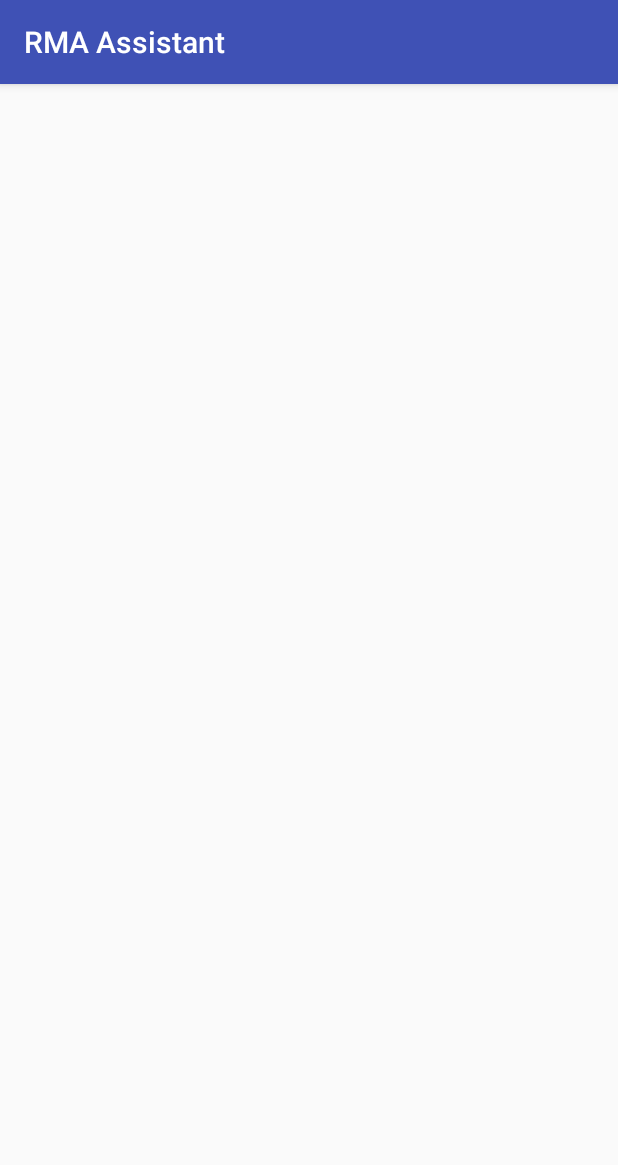
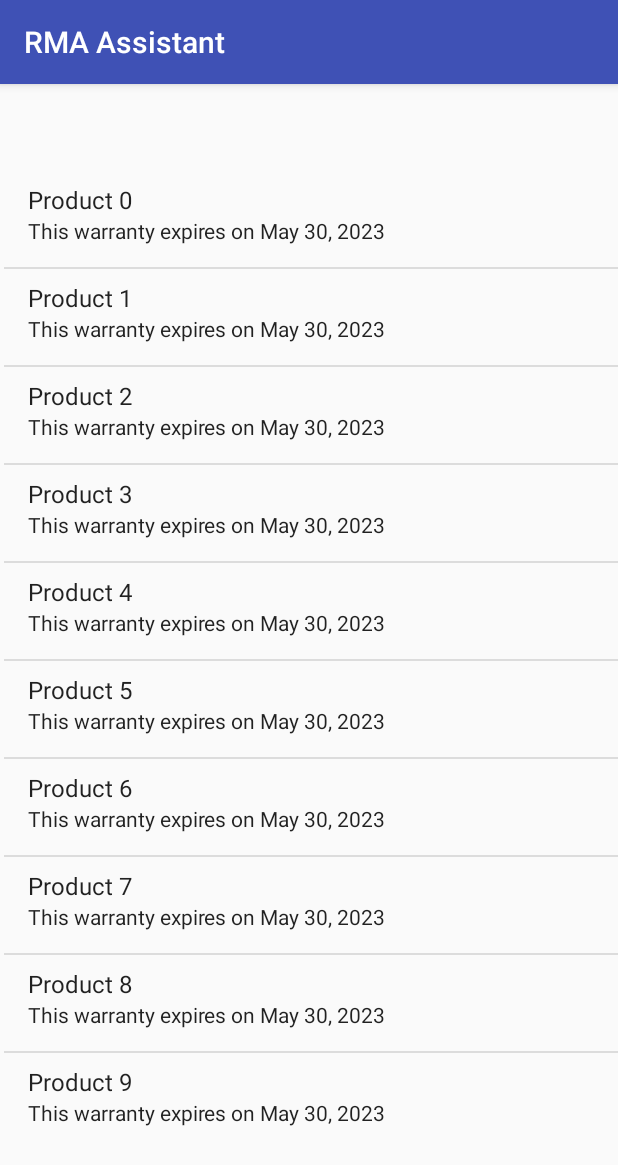
Before and after one commit to VoiderX/projeto-final-moveis, an Android app: the screen it shows after launch (MainActivity), on a phone screen of 412 x 824 dp. Shown: the top 1165 px of the screen. Run offline under Robolectric (Android 15) with nearby library versions, the phone set to English and light mode, and no system bars.

Commit message:
Formatted list

```diff
--- a/ProjetoMoveis/app/src/main/java/com/example/gabriel/projetomoveis/MainActivity.java
+++ b/ProjetoMoveis/app/src/main/java/com/example/gabriel/projetomoveis/MainActivity.java
@@ -11,31 +11,52 @@ package com.example.gabriel.projetomoveis;
 
 import android.support.v7.app.AppCompatActivity;
 import android.os.Bundle;
+import android.widget.ArrayAdapter;
 import android.widget.ListView;
+import android.widget.SimpleAdapter;
 
+import java.net.ConnectException;
 import java.time.LocalDate;
 import java.util.ArrayList;
+import java.util.Date;
 import java.util.GregorianCalendar;
+import java.util.HashMap;
+import java.util.Map;
 
+import Utils.ConverterUtils;
 import objects.Product;
 
 public class MainActivity extends AppCompatActivity {
-    ListView productsList;
+    private static final String PRODUCT_KEY="productName";
+    private static final String DATE_KEY="remainingWarranty";
+    private ListView productsList;
+
     @Override
     protected void onCreate(Bundle savedInstanceState) {
         super.onCreate(savedInstanceState);
         setContentView(R.layout.activity_main);
-        productsList=findViewById(R.id.productsList);
-        dummyPopulateList();
+        productsList = findViewById(R.id.productsList);
+        loadProductList(dummyPopulateList());
     }
-    private void loadProductList(ArrayList<Product> products){
 
+    private void loadProductList(ArrayList<Product> products) {
+        ArrayList<Map<String, String>> formattedData = new ArrayList<>();
+        for (Product product : products){
+            Map<String,String> listRow = new HashMap<>(2);
+            listRow.put(PRODUCT_KEY,product.getName());
+            listRow.put(DATE_KEY, getResources().getString(R.string.expires_on) + " "+ product.getExpirationDate());
+            formattedData.add(listRow);
+        }
+        SimpleAdapter simpleAdapter = new SimpleAdapter(this,formattedData,android.R.layout.simple_list_item_2,
+                new String[]{PRODUCT_KEY,DATE_KEY},new int[]{android.R.id.text1,android.R.id.text2});
+        productsList.setAdapter(simpleAdapter);
     }
-    private ArrayList<Product> dummyPopulateList(){
+
+    private ArrayList<Product> dummyPopulateList() {
         ArrayList<Product> dummyProducts = new ArrayList<>();
-        for(int i =0; i<10;i++){
-            Product product= new Product(new GregorianCalendar(2018,GregorianCalendar.MAY,25),
-                    "Product "+i,"Brand "+i,5);
+        for (int i = 0; i < 10; i++) {
+            Product product = new Product(new GregorianCalendar(2018, GregorianCalendar.MAY, 30),
+                    "Product " + i, "Brand " + i, 5);
             System.out.println(product);
             dummyProducts.add(product);
         }
--- a/ProjetoMoveis/app/src/main/java/objects/Product.java
+++ b/ProjetoMoveis/app/src/main/java/objects/Product.java
@@ -2,6 +2,8 @@ package objects;
 
 import android.text.format.DateUtils;
 import android.util.JsonWriter;
+
+import com.example.gabriel.projetomoveis.R;
 
 import java.text.DateFormat;
 import java.util.ArrayList;
@@ -9,6 +11,7 @@ import java.util.Calendar;
 import java.util.Date;
 import java.util.GregorianCalendar;
 import java.util.Locale;
+import java.util.ResourceBundle;
 
 import Utils.ConverterUtils;
 
@@ -70,6 +73,13 @@ public class Product {
         this.occurrences = occurrences;
     }
 
+    public String getExpirationDate() {
+        GregorianCalendar expirationDate =
+                new GregorianCalendar(purchaseDate.get(Calendar.YEAR) + warrantyTime, purchaseDate.get(Calendar.MONTH),
+                        purchaseDate.get(Calendar.DAY_OF_MONTH));
+        return ConverterUtils.convertDateToString(expirationDate.getTime());
+    }
+
     @Override
     public String toString() {
         String converted;
@@ -77,7 +87,7 @@ public class Product {
                 "name: " + name + "\n" +
                 "brand: " + brand + "\n" +
                 "warranty time: " + warrantyTime + "\n" +
-                "purchase date: "+ ConverterUtils.convertDateToString(purchaseDate.getTime());
+                "purchase date: " + ConverterUtils.convertDateToString(purchaseDate.getTime());
         return converted;
     }
 }
--- a/ProjetoMoveis/app/src/main/res/layout/activity_main.xml
+++ b/ProjetoMoveis/app/src/main/res/layout/activity_main.xml
@@ -8,8 +8,14 @@
 
     <ListView
         android:id="@+id/productsList"
-        android:layout_width="368dp"
-        android:layout_height="495dp"
-        tools:layout_editor_absoluteX="8dp"
-        tools:layout_editor_absoluteY="8dp" />
+        android:layout_width="wrap_content"
+        android:layout_height="wrap_content"
+        android:layout_marginBottom="8dp"
+        android:layout_marginEnd="3dp"
+        android:layout_marginStart="8dp"
+        android:layout_marginTop="8dp"
+        app:layout_constraintBottom_toBottomOf="parent"
+        app:layout_constraintEnd_toEndOf="parent"
+        app:layout_constraintStart_toStartOf="parent"
+        app:layout_constraintTop_toTopOf="parent" />
 </android.support.constraint.ConstraintLayout>
--- a/ProjetoMoveis/app/src/main/res/values/strings.xml
+++ b/ProjetoMoveis/app/src/main/res/values/strings.xml
@@ -2,4 +2,5 @@
     <string name="app_name">RMA Assistant</string>
     <string name="create_registry">Insert new product</string>
     <string name="show_all">Show all recorded products</string>
+    <string name="expires_on">This warranty expires on</string>
 </resources>
```
